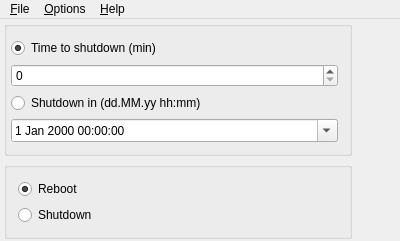
The window that qt/qtpoweroff/mainwindow.ui (Vitozz/kukuruzo) describes before a commit, drawn with Qt 5.
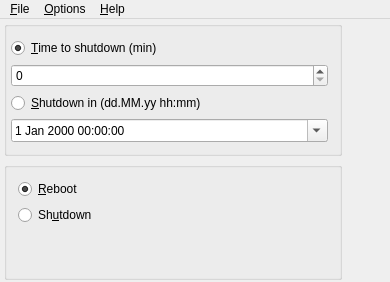
The same window after the commit. Icons and pictures are not drawn.

Diff of the .ui file:
```diff
--- a/qt/qtpoweroff/mainwindow.ui
+++ b/qt/qtpoweroff/mainwindow.ui
@@ -6,8 +6,8 @@
    <rect>
     <x>0</x>
     <y>0</y>
-    <width>400</width>
-    <height>212</height>
+    <width>390</width>
+    <height>282</height>
    </rect>
   </property>
   <property name="sizePolicy">
@@ -82,7 +82,7 @@
                 <string>Action after a specified number of minutes</string>
                </property>
                <property name="text">
-                <string>Time to shutdown (min)</string>
+                <string>&amp;Time to shutdown (min)</string>
                </property>
                <property name="checked">
                 <bool>true</bool>
@@ -108,7 +108,7 @@
                 <string>Action at selected Date and Time</string>
                </property>
                <property name="text">
-                <string>Shutdown in (dd.MM.yy hh:mm)</string>
+                <string>&amp;Shutdown in (dd.MM.yy hh:mm)</string>
                </property>
                <property name="autoExclusive">
                 <bool>true</bool>
@@ -153,7 +153,7 @@
                 <string>Reboot system</string>
                </property>
                <property name="text">
-                <string>Reboot</string>
+                <string>&amp;Reboot</string>
                </property>
                <property name="checkable">
                 <bool>true</bool>
@@ -172,7 +172,7 @@
                 <string>Shutdown system</string>
                </property>
                <property name="text">
-                <string>Shutdown</string>
+                <string>Sh&amp;utdown</string>
                </property>
                <property name="checkable">
                 <bool>true</bool>
@@ -192,7 +192,7 @@
              <property name="sizeHint" stdset="0">
               <size>
                <width>20</width>
-               <height>40</height>
+               <height>20</height>
               </size>
              </property>
             </spacer>
@@ -255,8 +255,8 @@
     <rect>
      <x>0</x>
      <y>0</y>
-     <width>400</width>
-     <height>20</height>
+     <width>390</width>
+     <height>30</height>
     </rect>
    </property>
    <property name="sizePolicy">
```
Left out of the diff: 6 changed lines with no effect on the pictures.
